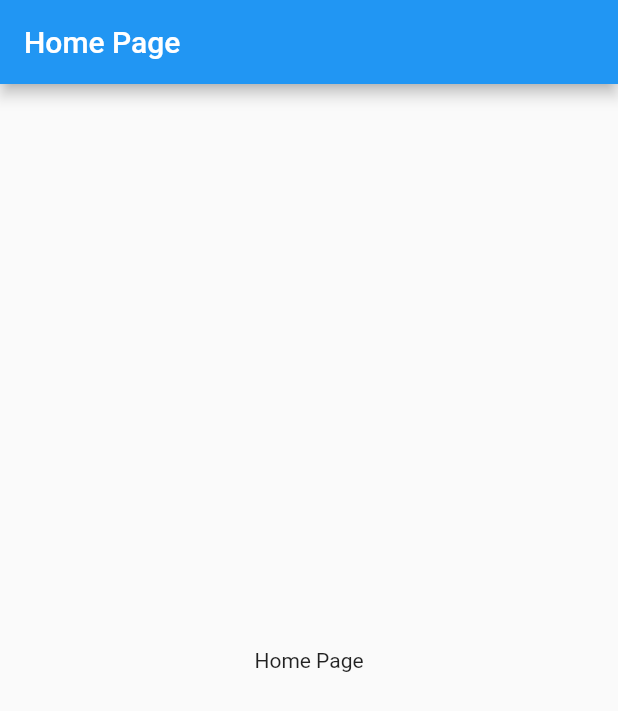
After one commit to Robsic/site-robsic, a Flutter app: the screen it shows after launch, on a phone screen of 412 x 824 dp. The commit adds this screen. Shown: the top 711 px of the screen. Run offline on Flutter 3.47's test engine with Material 2 defaults, Android fonts, the phone set to English and light mode, and no system bars.

Commit message:
Create basic structure for project modularization

```diff
--- /dev/null
+++ b/lib/src/app.dart
@@ -0,0 +1,19 @@
+import 'package:flutter/material.dart';
+
+import 'modules/home/home.dart';
+
+class App extends StatelessWidget {
+  const App({super.key});
+
+  @override
+  Widget build(BuildContext context) {
+    return MaterialApp(
+      debugShowCheckedModeBanner: false,
+      title: 'RobSIC',
+      theme: ThemeData(
+        primarySwatch: Colors.blue,
+      ),
+      home: const HomePage(),
+    );
+  }
+}
--- /dev/null
+++ b/lib/src/modules/home/home.dart
@@ -0,0 +1 @@
+export './presentation/presentation.dart';
--- /dev/null
+++ b/lib/src/modules/home/presentation/pages/home_page.dart
@@ -0,0 +1,24 @@
+import 'package:flutter/material.dart';
+
+class HomePage extends StatefulWidget {
+  const HomePage({super.key});
+
+  @override
+  State<HomePage> createState() => _HomePageState();
+}
+
+class _HomePageState extends State<HomePage> {
+  @override
+  Widget build(BuildContext context) {
+    return Scaffold(
+      appBar: AppBar(
+        title: const Text('Home Page'),
+      ),
+      body: const Center(
+        child: Text(
+          'Home Page',
+        ),
+      ),
+    );
+  }
+}
--- /dev/null
+++ b/lib/src/modules/home/presentation/pages/pages.dart
@@ -0,0 +1 @@
+export './home_page.dart';
--- /dev/null
+++ b/lib/src/modules/home/presentation/presentation.dart
@@ -0,0 +1 @@
+export './pages/pages.dart';
```
Also changed, not shown: lib/main.dart (+2 -63 lines).
